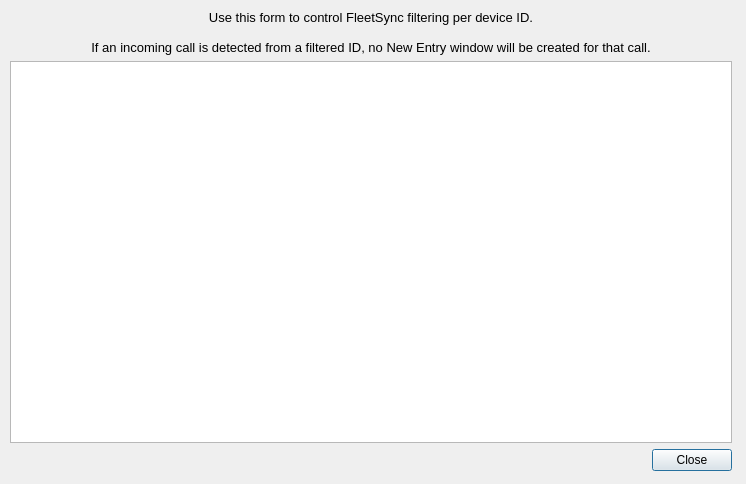
Above: fsFilterDialog.ui from ncssar/radiolog before the change. Below: the same form after it.
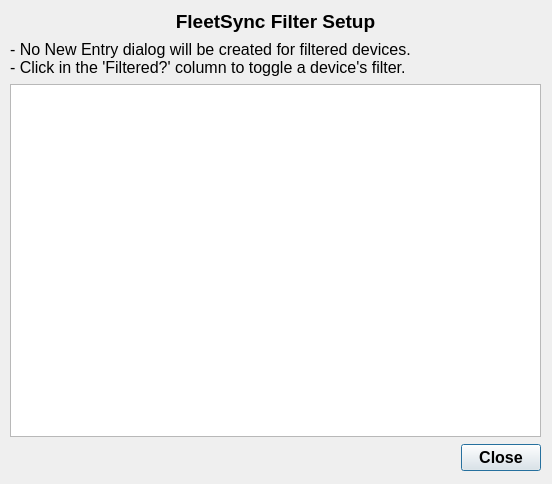
That is the form after the change.

```diff
--- a/fsFilterDialog.ui
+++ b/fsFilterDialog.ui
@@ -6,35 +6,50 @@
    <rect>
     <x>0</x>
     <y>0</y>
-    <width>746</width>
+    <width>552</width>
     <height>484</height>
    </rect>
   </property>
+  <property name="sizePolicy">
+   <sizepolicy hsizetype="Preferred" vsizetype="Preferred">
+    <horstretch>0</horstretch>
+    <verstretch>0</verstretch>
+   </sizepolicy>
+  </property>
   <property name="windowTitle">
    <string>FleetSync Filter Setup</string>
   </property>
-  <widget class="QWidget" name="">
+  <property name="sizeGripEnabled">
+   <bool>false</bool>
+  </property>
+  <widget class="QWidget" name="layoutWidget">
    <property name="geometry">
     <rect>
      <x>10</x>
      <y>10</y>
-     <width>722</width>
+     <width>531</width>
      <height>461</height>
     </rect>
    </property>
    <layout class="QVBoxLayout" name="verticalLayout">
+    <property name="spacing">
+     <number>7</number>
+    </property>
+    <property name="sizeConstraint">
+     <enum>QLayout::SetDefaultConstraint</enum>
+    </property>
     <item>
      <widget class="QLabel" name="label">
       <property name="font">
        <font>
         <family>Segoe UI</family>
-        <pointsize>10</pointsize>
+        <pointsize>14</pointsize>
+        <weight>75</weight>
+        <bold>true</bold>
        </font>
       </property>
       <property name="text">
-       <string>Use this form to control FleetSync filtering per device ID.
- 
-If an incoming call is detected from a filtered ID, no New Entry window will be created for that call.</string>
+       <string>FleetSync Filter Setup</string>
       </property>
       <property name="alignment">
        <set>Qt::AlignCenter</set>
@@ -44,9 +59,38 @@
       </property>
      </widget>
     </item>
+    <item>
+     <widget class="QLabel" name="label_2">
+      <property name="sizePolicy">
+       <sizepolicy hsizetype="Preferred" vsizetype="Preferred">
+        <horstretch>0</horstretch>
+        <verstretch>0</verstretch>
+       </sizepolicy>
+      </property>
+      <property name="font">
+       <font>
+        <family>Segoe UI</family>
+        <pointsize>12</pointsize>
+       </font>
+      </property>
+      <property name="text">
+       <string>- No New Entry dialog will be created for filtered devices.
+- Click in the 'Filtered?' column to toggle a device's filter.</string>
+      </property>
+      <property name="wordWrap">
+       <bool>true</bool>
+      </property>
+     </widget>
+    </item>
     <item>
      <widget class="QTableView" name="tableView">
-      <property name="sortingEnabled">
+      <property name="font">
+       <font>
+        <family>Segoe UI</family>
+        <pointsize>9</pointsize>
+       </font>
+      </property>
+      <property name="alternatingRowColors">
        <bool>true</bool>
       </property>
       <property name="cornerButtonEnabled">
@@ -59,6 +103,14 @@
     </item>
     <item>
      <widget class="QDialogButtonBox" name="buttonBox">
+      <property name="font">
+       <font>
+        <family>Segoe UI</family>
+        <pointsize>12</pointsize>
+        <weight>75</weight>
+        <bold>true</bold>
+       </font>
+      </property>
       <property name="standardButtons">
        <set>QDialogButtonBox::Close</set>
       </property>
```
Left out of the diff: 5 changed lines with no effect on the pictures.
